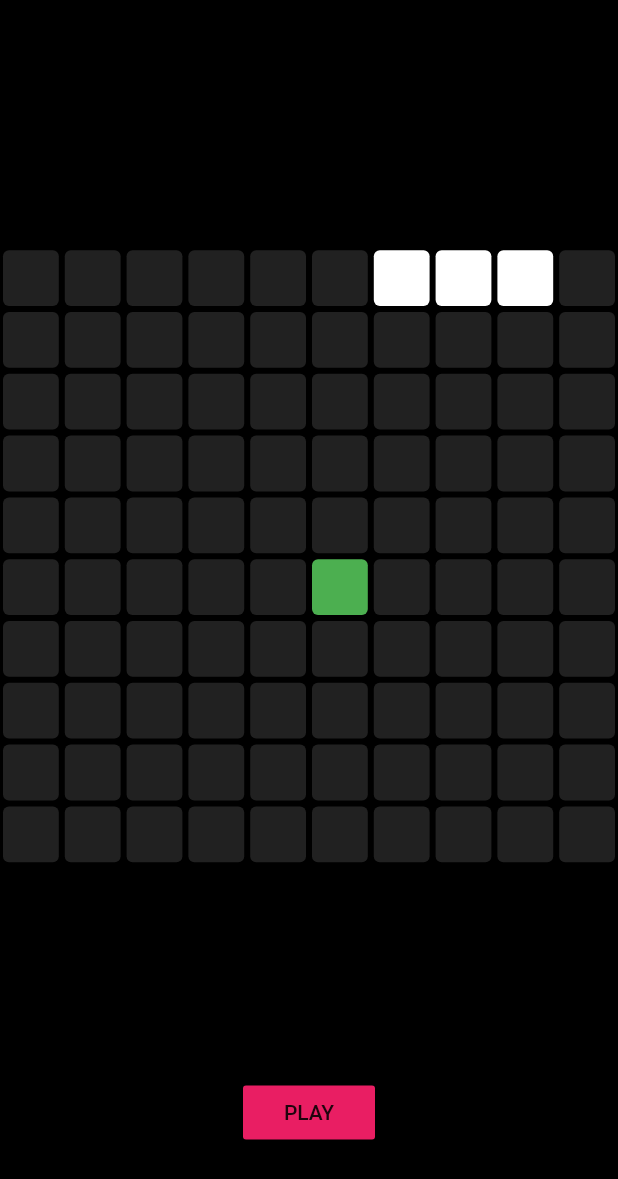
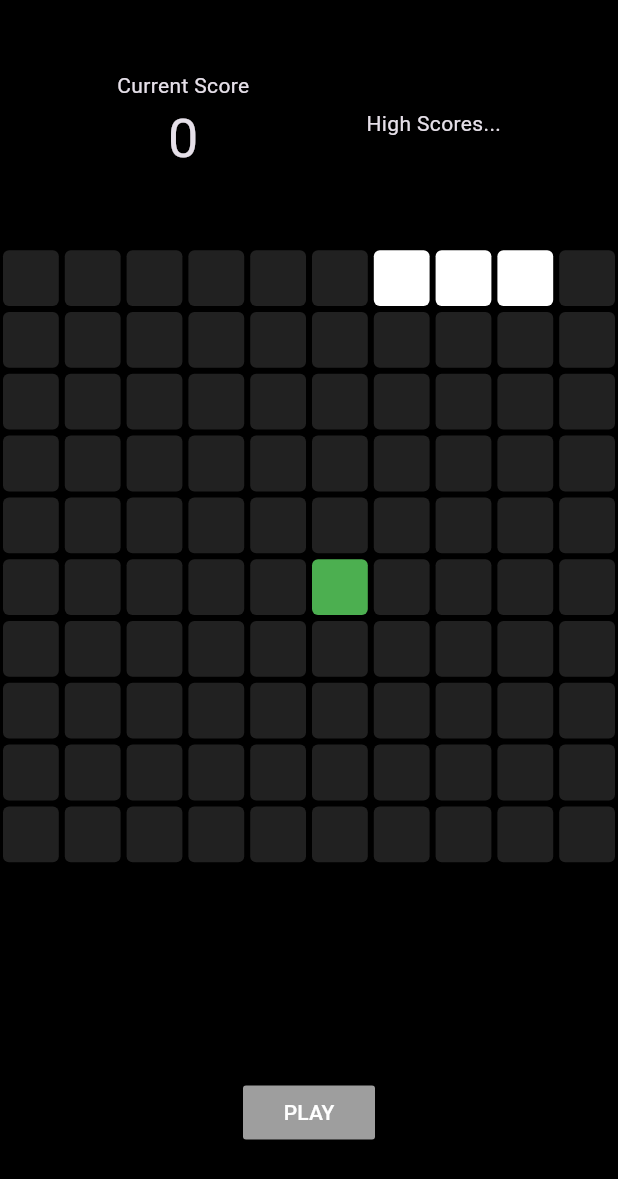
Before and after one commit to The-Naveen-Chandra/Snake-Game, a Flutter app: the screen it shows after launch, after a tap on "PLAY", on a phone screen of 412 x 824 dp. Shown: the top 1179 px of the screen. Run offline on Flutter 3.47's test engine with Material 2 defaults, Android fonts, the phone set to English and light mode, and no system bars.

Commit message:
Created some functions

```diff
--- a/lib/components/variables.dart
+++ b/lib/components/variables.dart
@@ -12,6 +12,12 @@ List<int> snakePos = [
 // food position
 int foodPos = 55;
 
+// user score
+int currentScore = 0;
+
+// game has started bool
+bool gameHasStarted = false;
+
 // snake direction
 enum snake_Direction {
   UP,
--- a/lib/main.dart
+++ b/lib/main.dart
@@ -11,9 +11,13 @@ class MyApp extends StatelessWidget {
   // This widget is the root of your application.
   @override
   Widget build(BuildContext context) {
-    return const MaterialApp(
+    return MaterialApp(
+      title: 'Snake Game',
+      theme: ThemeData.dark(
+        useMaterial3: true,
+      ),
       debugShowCheckedModeBanner: false,
-      home: HomePage(),
+      home: const HomePage(),
     );
   }
 }
--- a/lib/pages/home_page.dart
+++ b/lib/pages/home_page.dart
@@ -1,4 +1,5 @@
 import 'dart:async';
+import 'dart:math';
 
 import 'package:flutter/material.dart';
 import 'package:snake_game/components/components.dart';
@@ -17,11 +18,83 @@ class _HomePageState extends State<HomePage> {
 
   // start the game
   void startGame() {
+    gameHasStarted = true;
     Timer.periodic(const Duration(milliseconds: 200), (timer) {
       setState(() {
+        // keep the snake moving
         moveSnake();
+
+        // check if the game is over
+        if (gameOver()) {
+          timer.cancel();
+
+          // display a message to the user
+          showDialog(
+            context: context,
+            barrierDismissible: false,
+            builder: (context) {
+              return AlertDialog(
+                title: const Text("GAME OVER"),
+                content: Column(
+                  children: [
+                    Text(
+                      "Your score is: $currentScore",
+                    ),
+                    const TextField(
+                      decoration: InputDecoration(
+                        hintText: "Enter name",
+                      ),
+                    ),
+                  ],
+                ),
+                actions: [
+                  MaterialButton(
+                    onPressed: () {
+                      submitScore;
+                      Navigator.pop(context);
+                      newGame();
+                    },
+                    color: Colors.pink,
+                    child: const Text(
+                      "Submit",
+                    ),
+                  ),
+                ],
+              );
+            },
+          );
+        }
       });
     });
+  }
+
+  // submit score
+  void submitScore() {
+    // add data to firebase
+  }
+
+  // start the new game
+  void newGame() {
+    setState(() {
+      snakePos = [
+        0,
+        1,
+        2,
+      ];
+      foodPos = 55;
+      currentDirection = snake_Direction.RIGHT;
+      gameHasStarted = false;
+      currentScore = 0;
+    });
+  }
+
+  // snake eating function
+  void eatFood() {
+    currentScore++;
+    // making sure the new food is not where the snake is
+    while (snakePos.contains(foodPos)) {
+      foodPos = Random().nextInt(totalNumberOfSquares);
+    }
   }
 
   void moveSnake() {
@@ -35,9 +108,6 @@ class _HomePageState extends State<HomePage> {
             //* add a head to the snake
             snakePos.add(snakePos.last + 1);
           }
-
-          //* remove the tail of the snake
-          snakePos.removeAt(0);
         }
         break;
       case snake_Direction.LEFT:
@@ -49,31 +119,52 @@ class _HomePageState extends State<HomePage> {
             //* add a head to the snake
             snakePos.add(snakePos.last - 1);
           }
-
-          //* remove the tail of the snake
-          snakePos.removeAt(0);
         }
         break;
       case snake_Direction.UP:
         {
           //* add a head to the snake
-          snakePos.add(snakePos.last - rowSize);
-
-          //* remove the tail of the snake
-          snakePos.removeAt(0);
+          if (snakePos.last < rowSize) {
+            snakePos.add(snakePos.last - rowSize + totalNumberOfSquares);
+          } else {
+            snakePos.add(snakePos.last - rowSize);
+          }
         }
         break;
       case snake_Direction.DOWN:
         {
           //* add a head to the snake
-          snakePos.add(snakePos.last + rowSize);
-
-          //* remove the tail of the snake
-          snakePos.removeAt(0);
+          if (snakePos.last + rowSize > totalNumberOfSquares) {
+            snakePos.add(snakePos.last + rowSize - totalNumberOfSquares);
+          } else {
+            snakePos.add(snakePos.last + rowSize);
+          }
         }
         break;
       default:
     }
+
+    // snake is eating food
+    if (snakePos.last == foodPos) {
+      eatFood();
+    } else {
+      //* remove the tail of the snake
+      snakePos.removeAt(0);
+    }
+  }
+
+  // game over
+  bool gameOver() {
+    // the game is over when the snake runs into itself
+    // this occurs when the there is a duplicate position in the snakePos list
+
+    // this list is body of the snake (no head)
+    List<int> bodySnake = snakePos.sublist(0, snakePos.length - 1);
+
+    if (bodySnake.contains(snakePos.last)) {
+      return true;
+    }
+    return false;
   }
 
   @override
@@ -84,7 +175,31 @@ class _HomePageState extends State<HomePage> {
         children: [
           // high score
           Expanded(
-            child: Container(),
+            child: Row(
+              mainAxisAlignment: MainAxisAlignment.spaceEvenly,
+              children: [
+                // user current score
+                Column(
+                  mainAxisAlignment: MainAxisAlignment.center,
+                  children: [
+                    const Text(
+                      "Current Score",
+                    ),
+                    Text(
+                      currentScore.toString(),
+                      style: const TextStyle(
+                        fontSize: 36,
+                      ),
+                    ),
+                  ],
+                ),
+
+                // High Scores, top 5
+                const Text(
+                  "High Scores...",
+                ),
+              ],
+            ),
           ),
 
           // game grid
@@ -126,11 +241,11 @@ class _HomePageState extends State<HomePage> {
                     crossAxisCount: rowSize),
                 itemBuilder: (context, index) {
                   if (snakePos.contains(index)) {
-                    return SnakePixel();
+                    return const SnakePixel();
                   } else if (foodPos == index) {
-                    return FoodPixel();
+                    return const FoodPixel();
                   } else {
-                    return BlankPixel();
+                    return const BlankPixel();
                   }
                 },
               ),
@@ -142,11 +257,11 @@ class _HomePageState extends State<HomePage> {
             child: Container(
               child: Center(
                 child: MaterialButton(
-                  onPressed: startGame,
+                  onPressed: gameHasStarted ? () {} : startGame,
                   child: Text(
                     "PLAY",
                   ),
-                  color: Colors.pink,
+                  color: gameHasStarted ? Colors.grey : Colors.pink,
                 ),
               ),
             ),
```
